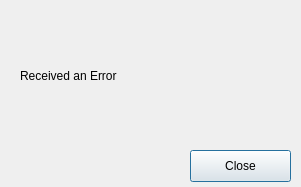
Qt form src/errordialog.ui (maxlamberti/Diogenes) before a commit.
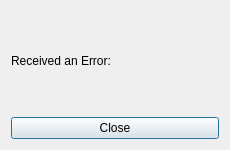
The same form after that commit.

Commit message: improves ui and window sizing

Diff of the .ui file:
```diff
--- a/src/errordialog.ui
+++ b/src/errordialog.ui
@@ -6,24 +6,18 @@
    <rect>
     <x>0</x>
     <y>0</y>
-    <width>301</width>
-    <height>187</height>
+    <width>230</width>
+    <height>150</height>
    </rect>
   </property>
   <property name="windowTitle">
    <string>Dialog</string>
   </property>
+  <layout class="QVBoxLayout" name="verticalLayout">
+   <item>
   <widget class="QLabel" name="ErrorMsgLabel">
-   <property name="geometry">
-    <rect>
-     <x>20</x>
-     <y>10</y>
-     <width>261</width>
-     <height>131</height>
-    </rect>
-   </property>
    <property name="text">
-    <string>Received an Error</string>
+      <string>Received an Error:</string>
    </property>
    <property name="alignment">
     <set>Qt::AlignLeading|Qt::AlignLeft|Qt::AlignVCenter</set>
@@ -32,19 +26,15 @@
     <bool>true</bool>
    </property>
   </widget>
+   </item>
+   <item>
   <widget class="QPushButton" name="CloseButton">
-   <property name="geometry">
-    <rect>
-     <x>190</x>
-     <y>150</y>
-     <width>101</width>
-     <height>32</height>
-    </rect>
-   </property>
    <property name="text">
     <string>Close</string>
    </property>
   </widget>
+   </item>
+  </layout>
  </widget>
  <resources/>
  <connections/>
```
Lines whose indentation alone changed are shown as unchanged. The commit also changes 4 other files.
